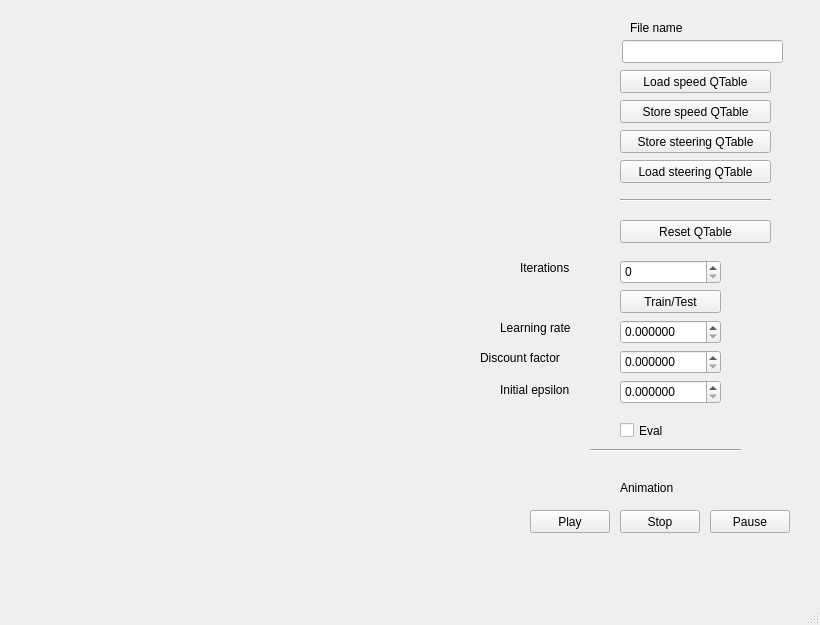
Qt form src/mainwindow.ui (gcairone/carparking) before a commit.
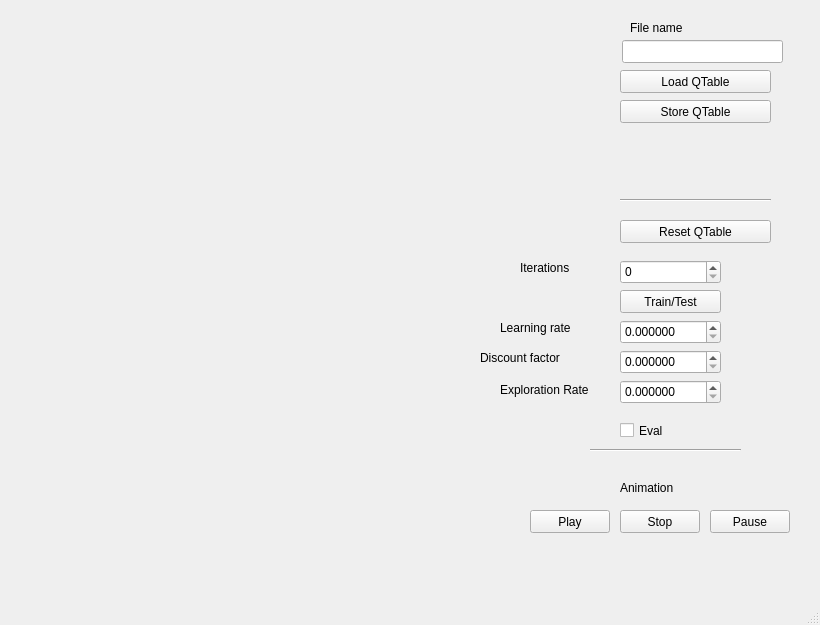
The same form after that commit.

The edit to the form file:
```diff
--- a/src/mainwindow.ui
+++ b/src/mainwindow.ui
@@ -131,7 +131,7 @@
      </rect>
     </property>
     <property name="text">
-     <string>Load speed QTable</string>
+     <string>Load QTable</string>
     </property>
    </widget>
    <widget class="QPushButton" name="qtable_store_sp">
@@ -144,7 +144,7 @@
      </rect>
     </property>
     <property name="text">
-     <string>Store speed QTable</string>
+     <string>Store QTable</string>
     </property>
    </widget>
    <widget class="Line" name="line">
@@ -160,32 +160,6 @@
      <enum>Qt::Orientation::Horizontal</enum>
     </property>
    </widget>
-   <widget class="QPushButton" name="qtable_store_st">
-    <property name="geometry">
-     <rect>
-      <x>620</x>
-      <y>130</y>
-      <width>151</width>
-      <height>23</height>
-     </rect>
-    </property>
-    <property name="text">
-     <string>Store steering QTable</string>
-    </property>
-   </widget>
-   <widget class="QPushButton" name="qtable_load_st">
-    <property name="geometry">
-     <rect>
-      <x>620</x>
-      <y>160</y>
-      <width>151</width>
-      <height>23</height>
-     </rect>
-    </property>
-    <property name="text">
-     <string>Load steering QTable</string>
-    </property>
-   </widget>
    <widget class="QLabel" name="label">
     <property name="geometry">
      <rect>
@@ -280,7 +254,7 @@
      </rect>
     </property>
     <property name="text">
-     <string>Initial epsilon</string>
+     <string>Exploration Rate</string>
     </property>
    </widget>
    <widget class="QDoubleSpinBox" name="epsilon">
```
